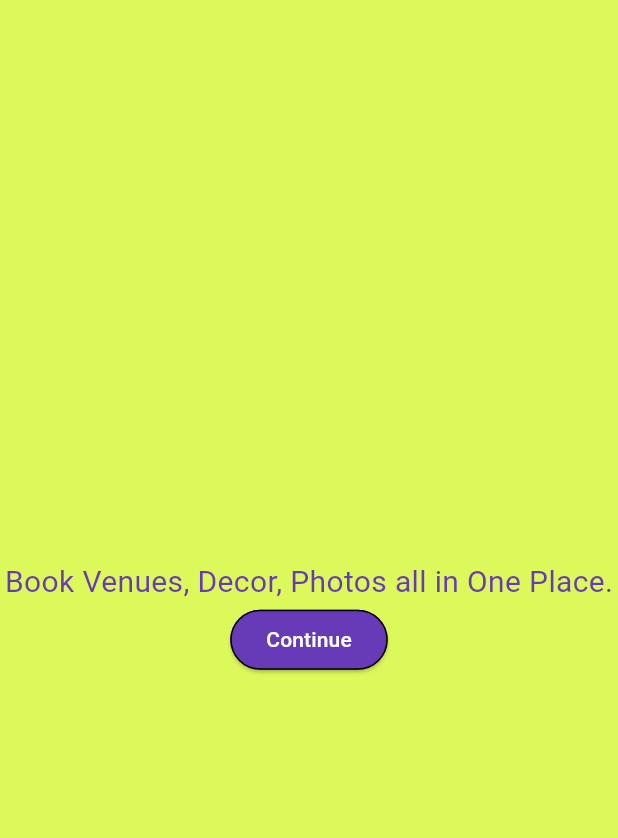
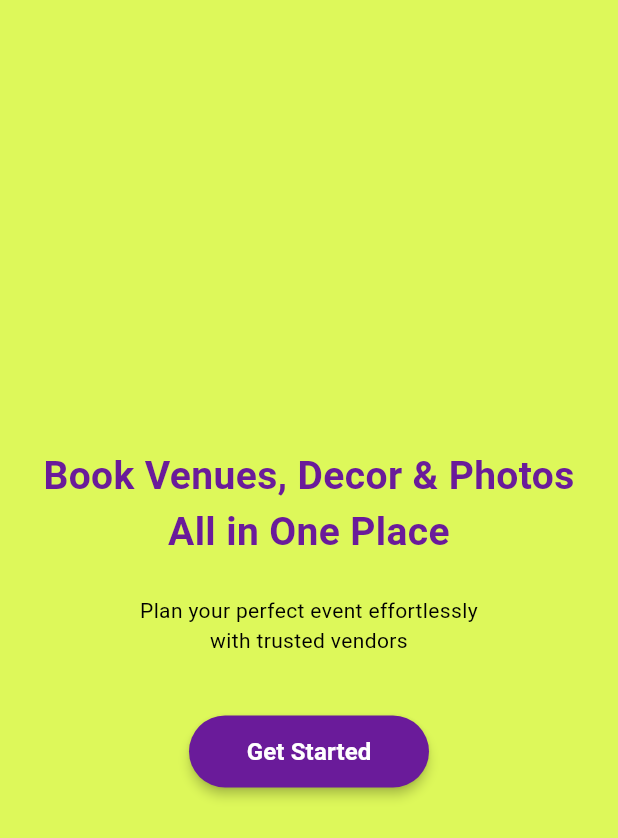
Before and after one commit to sanin751/myevents, a Flutter app: the OnboardingScreen2 screen opened directly, on a phone screen of 412 x 824 dp. Shown: the top 838 px of the screen. Run offline on Flutter 3.47's test engine with Material 3 defaults, Android fonts, the light colour scheme and no system bars; Roboto replaces fonts that are missing (Bricolage).

Commit message:
updated onboarding 2 screen

```diff
--- a/lib/screens/onboarding_screen2.dart
+++ b/lib/screens/onboarding_screen2.dart
@@ -8,27 +8,60 @@ class OnboardingScreen2 extends StatelessWidget {
   Widget build(BuildContext context) {
     return Scaffold(
       body: Center(
+        child: Padding(
+          padding: const EdgeInsets.symmetric(horizontal: 24),
           child: Column(
             mainAxisAlignment: MainAxisAlignment.center,
             children: [
               Text(
-              "Book Venues, Decor, Photos all in One Place.",
-              style: TextStyle(fontSize: 20, color: Colors.deepPurple),
+                "Book Venues, Decor & Photos\nAll in One Place",
+                textAlign: TextAlign.center,
+                style: TextStyle(
+                  fontSize: 26,
+                  fontWeight: FontWeight.w600,
+                  color: Color(0xFF6A1B9A),
                 ),
-            ElevatedButton(
+              ),
+
+              const SizedBox(height: 24),
+
+              Text(
+                "Plan your perfect event effortlessly\nwith trusted vendors",
+                textAlign: TextAlign.center,
+                style: TextStyle(fontSize: 14, color: Colors.black),
+              ),
+
+              const SizedBox(height: 40),
+
+              SizedBox(
+                width: 160,
+                height: 48,
+                child: ElevatedButton(
                   style: ElevatedButton.styleFrom(
-                side: BorderSide(color: Colors.black),
-                backgroundColor: Colors.deepPurple,
+                    backgroundColor: Color(0xFF6A1B9A),
+                    shape: RoundedRectangleBorder(
+                      borderRadius: BorderRadius.circular(24),
+                    ),
+                    elevation: 3,
                   ),
                   onPressed: () {
-                Navigator.push(
+                    Navigator.pushReplacement(
                       context,
                       MaterialPageRoute(builder: (context) => LoginScreen()),
                     );
                   },
-              child: Text("Continue", style: TextStyle(color: Colors.white)),
+                  child: const Text(
+                    "Get Started",
+                    style: TextStyle(
+                      fontSize: 16,
+                      fontWeight: FontWeight.w600,
+                      color: Colors.white,
+                    ),
+                  ),
+                ),
               ),
             ],
+          ),
         ),
       ),
     );
```
Lines whose indentation alone changed are shown as unchanged.
